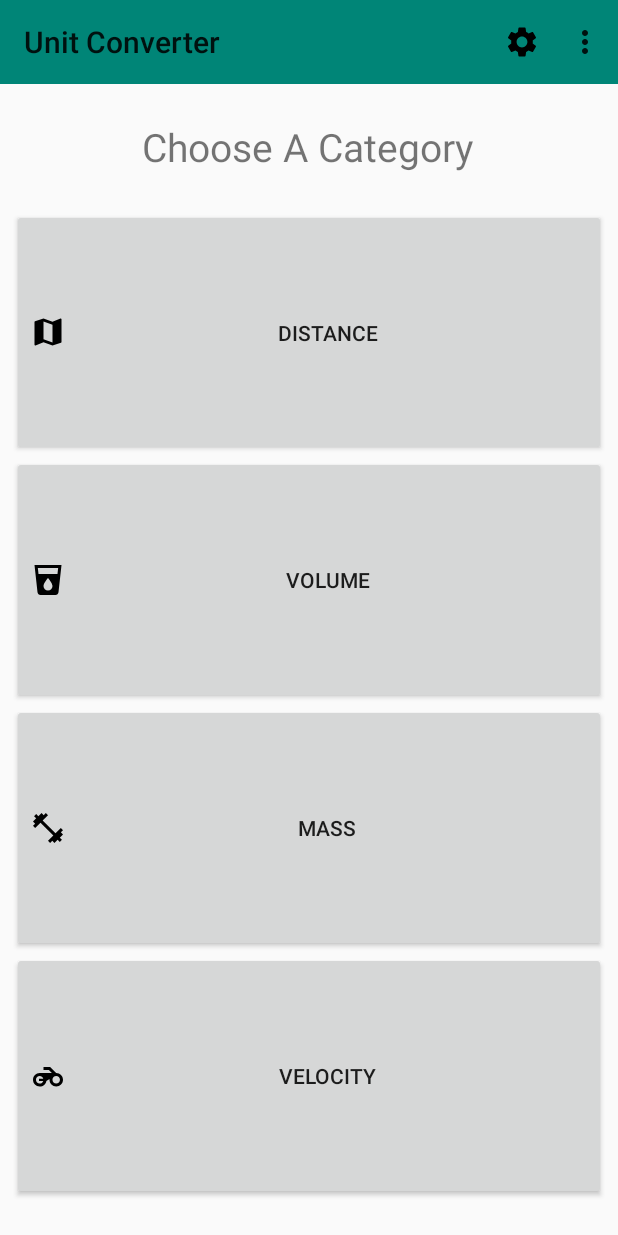
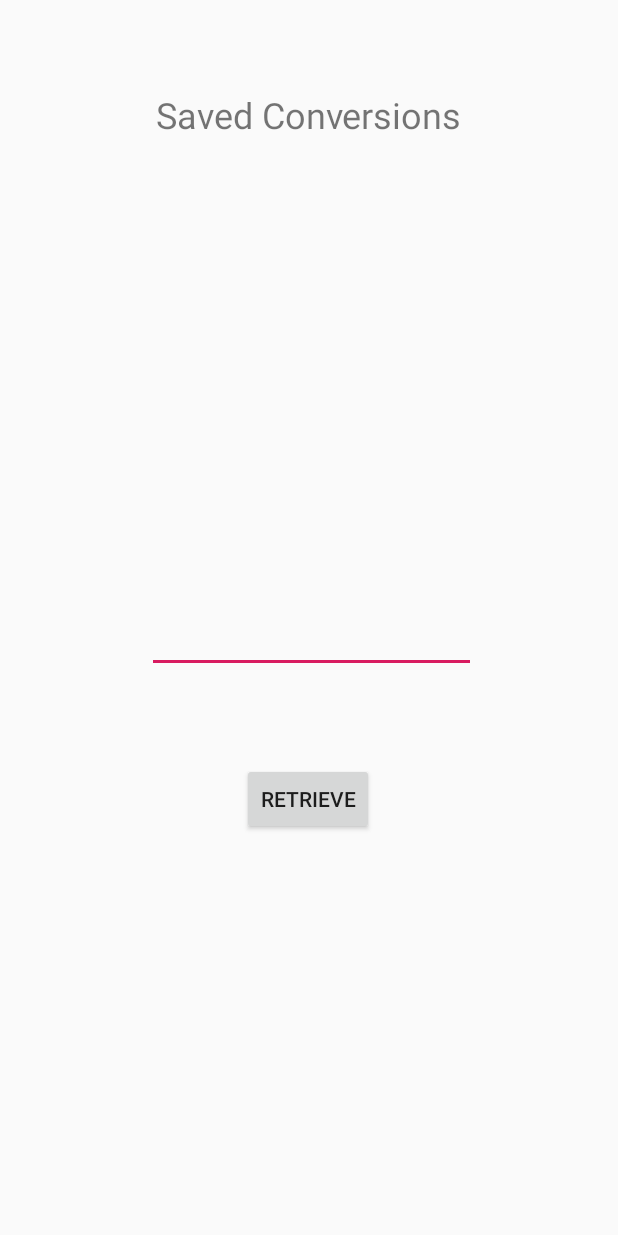
Before and after one commit to adelkesc/UnitConversionApp, an Android app: the screen it shows after launch (MainActivity before the commit, conversionRetrieval after it), in the options menu, after a tap on "Retrieve Conversions", on a phone screen of 412 x 824 dp. Run offline under Robolectric (Android 15) with nearby library versions, the phone set to English and light mode, and no system bars; our stand-ins replace androidx.preference.

Commit message:
Got Preference Fragment to work and database activity files

```diff
--- a/app/build.gradle
+++ b/app/build.gradle
@@ -26,6 +26,10 @@ dependencies {
     implementation 'com.android.support.constraint:constraint-layout:1.1.3'
     implementation 'com.google.firebase:firebase-core:16.0.8'
     implementation 'com.google.firebase:firebase-database:16.1.0'
+
+    implementation 'com.android.support:preference-v7:28.0.0'
+    implementation 'com.android.support:preference-v14:28.0.0'
+
     testImplementation 'junit:junit:4.12'
     androidTestImplementation 'com.android.support.test:runner:1.0.2'
     androidTestImplementation 'com.android.support.test.espresso:espresso-core:3.0.2'
--- a/app/src/main/AndroidManifest.xml
+++ b/app/src/main/AndroidManifest.xml
@@ -9,11 +9,13 @@
         android:roundIcon="@mipmap/ic_launcher_round"
         android:supportsRtl="true"
         android:theme="@style/AppTheme">
-        <activity android:name=".Volume"></activity>
+        <activity android:name=".conversionRetrieval"></activity>
+        <activity android:name=".Volume" />
         <activity android:name=".Distance" />
         <activity android:name=".Mass" />
         <activity android:name=".Velocity" />
-        <activity android:name=".MainActivity"
+        <activity
+            android:name=".MainActivity"
             android:label="Unit Converter">
             <intent-filter>
                 <action android:name="android.intent.action.MAIN" />
--- a/app/src/main/java/com/example/courseproject/MainActivity.java
+++ b/app/src/main/java/com/example/courseproject/MainActivity.java
@@ -18,12 +18,6 @@ public class MainActivity extends AppCompatActivity {
 
         Toolbar toolbar = (Toolbar) findViewById(R.id.appToolbar);
         setSupportActionBar(toolbar);
-
-        //might go in onOptionSelect
-//        getSupportFragmentManager()
-//                .beginTransaction()
-//                .replace(R.id.linearLayout, new SettingsPreferences())
-//                .commit();
 
         Button button = (Button) findViewById(R.id.distanceButton);
         button.setOnClickListener(new View.OnClickListener() {
@@ -71,11 +65,15 @@ public class MainActivity extends AppCompatActivity {
     public boolean onOptionsItemSelected(MenuItem item){
         switch (item.getItemId()){
             case R.id.settingsButton:
-                //Intent or fragment leading to settings page here...
+                getSupportFragmentManager()
+                        .beginTransaction()
+                        .replace(R.id.linearLayout, new SettingsPreferences())
+                        .commit();
                 return true;
 
             case R.id.retrieveData:
-                //Intent or fragment
+                Intent intent = new Intent(MainActivity.this, conversionRetrieval.class);
+                startActivity(intent);
                 return true;
 
                 default:
--- a/app/src/main/java/com/example/courseproject/SettingsPreferences.java
+++ b/app/src/main/java/com/example/courseproject/SettingsPreferences.java
@@ -2,15 +2,17 @@ package com.example.courseproject;
 
 import android.os.Bundle;
 import android.support.v4.app.Fragment;
+import android.support.v7.preference.PreferenceFragmentCompat;
 import android.view.LayoutInflater;
 import android.view.View;
 import android.view.ViewGroup;
 
-public class SettingsPreferences extends Fragment {
+public class SettingsPreferences extends PreferenceFragmentCompat {
 
-    public View onCreateView(LayoutInflater inflater, ViewGroup container,
-                             Bundle savedInstanceState){
-        return null;
+    @Override
+    public void onCreatePreferences(Bundle bundle, String s) {
+        addPreferencesFromResource(R.xml.preferences);
 
     }
+
 }
--- a/app/src/main/java/com/example/courseproject/Velocity.java
+++ b/app/src/main/java/com/example/courseproject/Velocity.java
@@ -62,7 +62,9 @@ public class Velocity extends AppCompatActivity implements AdapterView.OnItemSel
             @Override
             public void onClick(View v) {
                 //save to firebase
-//                Toast.makeText(this, "Result saved.", Toast.LENGTH_SHORT).show();
+                resultDisplay.setText("");
+                Toast.makeText(Velocity.this, "Result saved.", Toast.LENGTH_SHORT)
+                        .show();
             }
         });
     }
--- /dev/null
+++ b/app/src/main/java/com/example/courseproject/conversionRetrieval.java
@@ -0,0 +1,13 @@
+package com.example.courseproject;
+
+import android.support.v7.app.AppCompatActivity;
+import android.os.Bundle;
+
+public class conversionRetrieval extends AppCompatActivity {
+
+    @Override
+    protected void onCreate(Bundle savedInstanceState) {
+        super.onCreate(savedInstanceState);
+        setContentView(R.layout.activity_conversion_retrieval);
+    }
+}
--- /dev/null
+++ b/app/src/main/res/layout/activity_conversion_retrieval.xml
@@ -0,0 +1,48 @@
+<?xml version="1.0" encoding="utf-8"?>
+<android.support.constraint.ConstraintLayout xmlns:android="http://schemas.android.com/apk/res/android"
+    xmlns:app="http://schemas.android.com/apk/res-auto"
+    xmlns:tools="http://schemas.android.com/tools"
+    android:layout_width="match_parent"
+    android:layout_height="match_parent"
+    tools:context=".conversionRetrieval">
+
+    <TextView
+        android:id="@+id/label"
+        android:layout_width="wrap_content"
+        android:layout_height="wrap_content"
+        android:layout_marginStart="8dp"
+        android:layout_marginTop="60dp"
+        android:layout_marginEnd="8dp"
+        android:text="Saved Conversions"
+        android:textSize="24sp"
+        app:layout_constraintEnd_toEndOf="parent"
+        app:layout_constraintStart_toStartOf="parent"
+        app:layout_constraintTop_toTopOf="parent" />
+
+    <EditText
+        android:id="@+id/editText"
+        android:layout_width="219dp"
+        android:layout_height="272dp"
+        android:layout_marginStart="98dp"
+        android:layout_marginTop="84dp"
+        android:layout_marginEnd="99dp"
+        android:ems="10"
+        android:inputType="textPersonName"
+        app:layout_constraintEnd_toEndOf="parent"
+        app:layout_constraintHorizontal_bias="0.0"
+        app:layout_constraintStart_toStartOf="parent"
+        app:layout_constraintTop_toBottomOf="@+id/label" />
+
+    <Button
+        android:id="@+id/button"
+        android:layout_width="wrap_content"
+        android:layout_height="wrap_content"
+        android:layout_marginStart="161dp"
+        android:layout_marginTop="60dp"
+        android:layout_marginEnd="162dp"
+        android:text="Retrieve"
+        app:layout_constraintEnd_toEndOf="parent"
+        app:layout_constraintHorizontal_bias="0.0"
+        app:layout_constraintStart_toStartOf="parent"
+        app:layout_constraintTop_toBottomOf="@+id/editText" />
+</android.support.constraint.ConstraintLayout>
--- a/app/src/main/res/layout/activity_main.xml
+++ b/app/src/main/res/layout/activity_main.xml
@@ -17,18 +17,6 @@
         app:layout_constraintStart_toStartOf="parent"
         app:layout_constraintTop_toTopOf="parent" />
 
-    <TextView
-        android:id="@+id/chooseText"
-        android:layout_width="wrap_content"
-        android:layout_height="wrap_content"
-        android:layout_marginTop="24dp"
-        android:text="Choose A Category"
-        android:textSize="26sp"
-        app:layout_constraintHorizontal_bias="0.498"
-        app:layout_constraintLeft_toLeftOf="parent"
-        app:layout_constraintRight_toRightOf="parent"
-        app:layout_constraintTop_toBottomOf="@+id/appToolbar" />
-
     <LinearLayout
         android:id="@+id/linearLayout"
         android:layout_width="0dp"
@@ -38,12 +26,25 @@
         android:layout_marginEnd="8dp"
         android:layout_marginBottom="24dp"
         android:orientation="vertical"
+        android:gravity="center"
         app:layout_constraintBottom_toBottomOf="parent"
         app:layout_constraintEnd_toEndOf="parent"
         app:layout_constraintHorizontal_bias="0.0"
         app:layout_constraintStart_toStartOf="parent"
-        app:layout_constraintTop_toBottomOf="@+id/chooseText"
+        app:layout_constraintTop_toBottomOf="@+id/appToolbar"
         app:layout_constraintVertical_bias="0.0">
+
+        <TextView
+            android:id="@+id/chooseText"
+            android:layout_width="wrap_content"
+            android:layout_height="wrap_content"
+            android:layout_marginTop="24dp"
+            android:text="Choose A Category"
+            android:textSize="26sp"
+            app:layout_constraintHorizontal_bias="0.498"
+            app:layout_constraintLeft_toLeftOf="parent"
+            app:layout_constraintRight_toRightOf="parent"
+            app:layout_constraintTop_toBottomOf="@+id/appToolbar" />
 
         <Button
             android:id="@+id/distanceButton"
--- a/app/src/main/res/values/styles.xml
+++ b/app/src/main/res/values/styles.xml
@@ -6,6 +6,8 @@
         <item name="colorPrimary">@color/colorPrimary</item>
         <item name="colorPrimaryDark">@color/colorPrimaryDark</item>
         <item name="colorAccent">@color/colorAccent</item>
+
+        <item name="preferenceTheme">@style/PreferenceThemeOverlay.v14.Material</item>
     </style>
 
 </resources>
```
